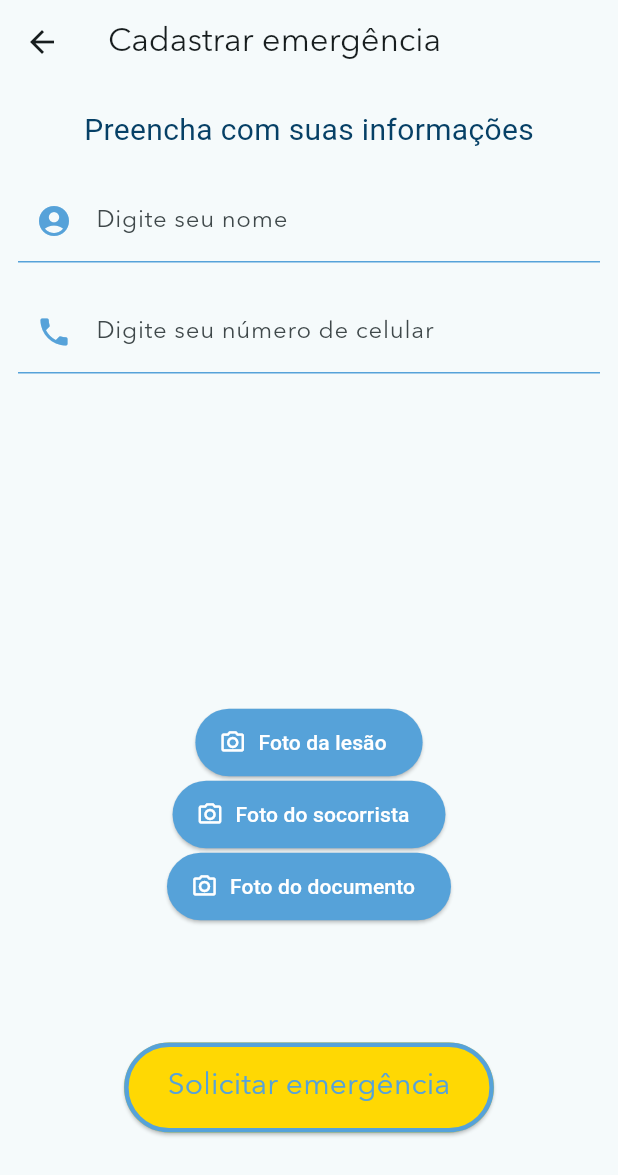
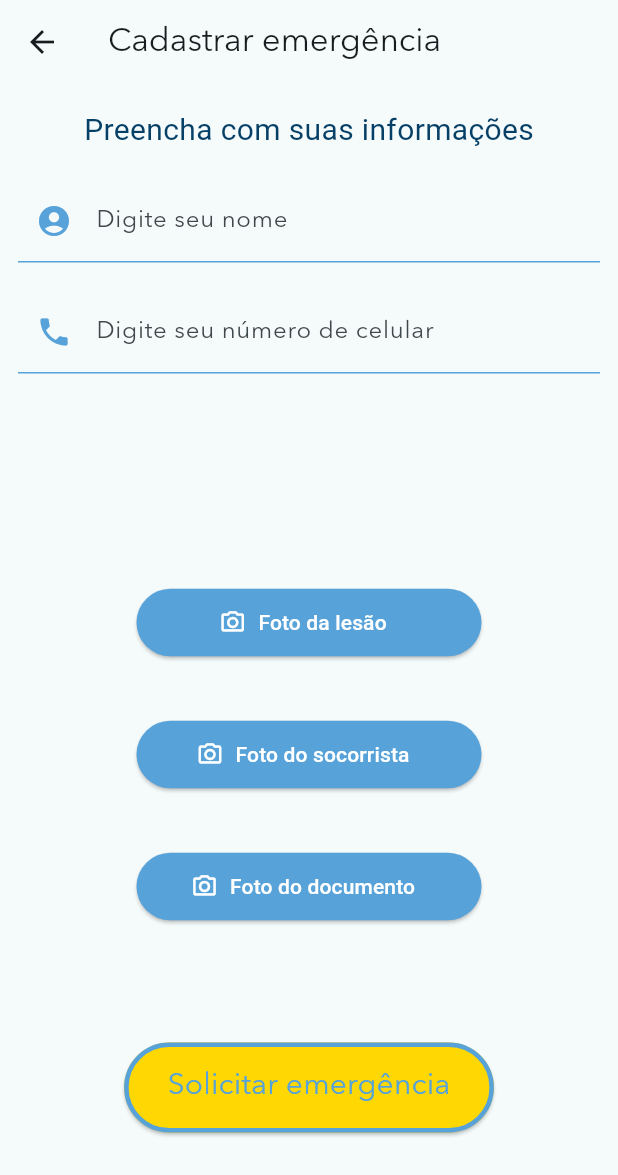
Before and after one commit to Jean2505/PI3-Flutter, a Flutter app: the CadastroEmergencia screen opened directly, on a phone screen of 412 x 824 dp. Shown: the top 1175 px of the screen. Run offline on Flutter 3.47's test engine with Material 2 defaults, Android fonts, the phone set to English and light mode, and no system bars; our stand-ins replace camera, cloud_firestore, cloud_functions, firebase_auth, firebase_core, firebase_messaging and 7 more; missing offline and left inert: firebase_authentication; accounts and stored records are empty; network calls fail; Roboto replaces fonts that are missing (AvenirNextLTPro-BoldCn).

Commit message:
Ultimo método de estilização

```diff
--- a/lib/main.dart
+++ b/lib/main.dart
@@ -467,7 +467,7 @@ class _CadastroEmergenciaState extends State<CadastroEmergencia> {
                               imagem1 = await pegarImagemCamera_lesao();
                             },
                             style: ElevatedButton.styleFrom(
-                              minimumSize: Size(140,45),
+                              minimumSize: Size(230,45),
                               primary: Color(0xff56a2d9),
                             ),
                             label: const Text('Foto da lesão',
@@ -478,7 +478,10 @@ class _CadastroEmergenciaState extends State<CadastroEmergencia> {
                             ),
 
                           ),
-
+                          SizedBox(
+                              width: 5,
+                            height: 40,
+                          ),
                           ElevatedButton.icon(
                             icon: const Icon(Icons.camera_alt_outlined,
                                 color: Colors.white
@@ -487,7 +490,7 @@ class _CadastroEmergenciaState extends State<CadastroEmergencia> {
                               imagem2 = await pegarImagemCamera_socorrista();
                             },
                             style: ElevatedButton.styleFrom(
-                              minimumSize: Size(140,45),
+                              minimumSize: Size(230,45),
                               primary: Color(0xff56a2d9),
                             ),
                             label: const Text('Foto do socorrista',
@@ -498,6 +501,10 @@ class _CadastroEmergenciaState extends State<CadastroEmergencia> {
                             ),
 
                           ),
+                          SizedBox(
+                            width: 5,
+                            height: 40,
+                          ),
 
                           ElevatedButton.icon(
                             icon: const Icon(Icons.camera_alt_outlined,
@@ -507,7 +514,7 @@ class _CadastroEmergenciaState extends State<CadastroEmergencia> {
                               imagem3 = await pegarImagemCamera_docSocorrista();
                             },
                             style: ElevatedButton.styleFrom(
-                              minimumSize: Size(140,45),
+                              minimumSize: Size(230,45),
                               primary: Color(0xff56a2d9),
                             ),
                             label: const Text('Foto do documento',
@@ -898,9 +905,19 @@ class _dadosDentistaState extends State<dadosDentista> {
         child: Column(
           children: [
             Container(
-              width: 150,
-              height: 150,
-              child: Image.network(_fotoDentista[widget.index]),
+              width: 140,
+              height: 185,
+              child: Container(
+                decoration: BoxDecoration(
+                  border: Border.all(
+                    color: Colors.blue,
+                    width: 3,
+                  ),
+                ),
+                child: Image.network(_fotoDentista[widget.index],
+                  //fit: BoxFit.fill,
+                ),
+              ),
             ),
             SizedBox(height: 10),
             Container(
@@ -935,7 +952,7 @@ class _dadosDentistaState extends State<dadosDentista> {
               margin: EdgeInsets.only(left: 15),
               alignment: Alignment.centerLeft,
               child: Text(
-                'Curriculo',
+                'Experiência profissional',
                 style: TextStyle(
                   fontSize: 20,
                   fontWeight: FontWeight.bold,
@@ -1013,7 +1030,7 @@ class _dadosDentistaState extends State<dadosDentista> {
             ),
             const SizedBox(height: 10),
               Container(
-                width: 240,
+                width: 280,
                 decoration: BoxDecoration(
                   color: Colors.blue,
                   borderRadius: BorderRadius.circular(5),
```
